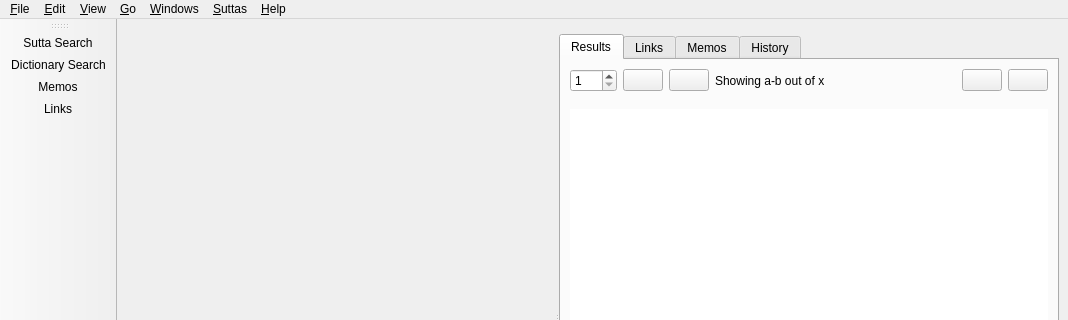
Old version of the form simsapa/assets/ui/sutta_search_window.ui in the repository simsapa/simsapa; both pictures show x 0 to 1068 and y 0 to 320 of the 1068 by 625 pixel window.
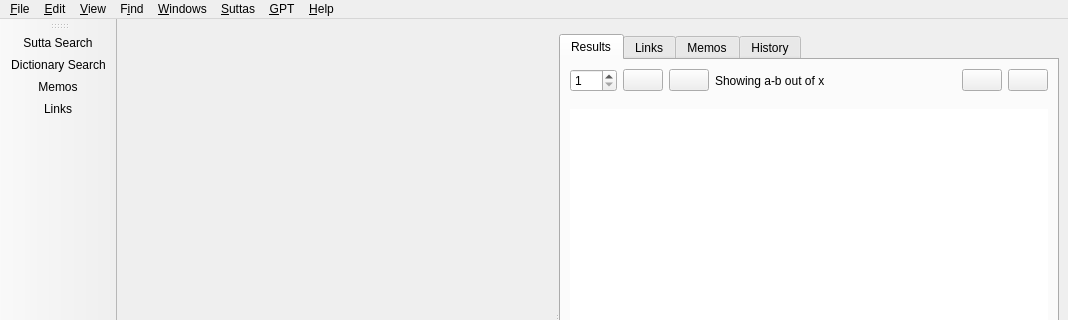
New version of the form. Icons and pictures are not drawn.

Diff of the .ui file:
```diff
--- a/simsapa/assets/ui/sutta_search_window.ui
+++ b/simsapa/assets/ui/sutta_search_window.ui
@@ -539,9 +539,9 @@
     <addaction name="action_Send_to_Kindle"/>
     <addaction name="action_Send_to_reMarkable"/>
    </widget>
-   <widget class="QMenu" name="menu_Go">
+   <widget class="QMenu" name="menu_Find">
     <property name="title">
-     <string>&amp;Go</string>
+     <string>F&amp;ind</string>
     </property>
     <addaction name="action_Search_As_You_Type"/>
     <addaction name="action_Search_Completion"/>
@@ -561,12 +561,19 @@
     <addaction name="action_Decrease_Text_Margins"/>
     <addaction name="action_Search_Result_Sizes"/>
    </widget>
+   <widget class="QMenu" name="menu_GPT">
+    <property name="title">
+     <string>&amp;GPT</string>
+    </property>
+    <addaction name="action_Prompts"/>
+   </widget>
    <addaction name="menu_File"/>
    <addaction name="menu_Edit"/>
    <addaction name="menu_View"/>
-   <addaction name="menu_Go"/>
+   <addaction name="menu_Find"/>
    <addaction name="menu_Windows"/>
    <addaction name="menu_Suttas"/>
+   <addaction name="menu_GPT"/>
    <addaction name="menu_Help"/>
   </widget>
   <widget class="QToolBar" name="toolBar">
```
Left out of the diff: 5 changed lines with no effect on the pictures.
